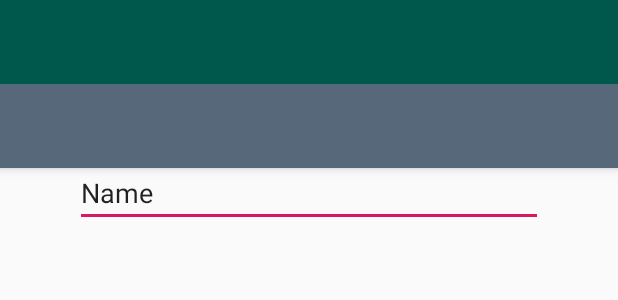
After one commit to tdp2-fiuba/tp1, an Android app: the layout activity_new_trip.xml on its own in the app's theme, with its tools: preview values and no code run, on a phone screen of 412 x 824 dp. The commit adds this screen. Shown: the top 300 px of the screen. Run offline under Robolectric (Android 15) with nearby library versions, the phone set to English and light mode, and no system bars.

```diff
--- a/eukanuber-app/app/build.gradle
+++ b/eukanuber-app/app/build.gradle
@@ -16,16 +16,22 @@ android {
             proguardFiles getDefaultProguardFile('proguard-android-optimize.txt'), 'proguard-rules.pro'
         }
     }
+    compileOptions {
+        sourceCompatibility = '1.8'
+        targetCompatibility = '1.8'
+    }
 }
 
 dependencies {
     implementation fileTree(dir: 'libs', include: ['*.jar'])
     implementation 'com.android.support:appcompat-v7:28.0.0'
     implementation 'com.google.android.gms:play-services-maps:16.1.0'
+    implementation 'com.google.android.libraries.places:places:1.0.0'
     implementation 'com.squareup.retrofit2:retrofit:2.4.0'
     implementation 'com.squareup.retrofit2:converter-gson:2.4.0'
     implementation 'com.android.support.constraint:constraint-layout:1.1.3'
     implementation 'com.android.support:design:28.0.0'
     implementation 'android.arch.lifecycle:extensions:1.1.1'
     implementation 'com.getbase:floatingactionbutton:1.10.1'
+
 }
--- a/eukanuber-app/app/src/main/java/com/fi/uba/ar/tdp2/eukanuber/service/PostService.java
+++ b/eukanuber-app/app/src/main/java/com/fi/uba/ar/tdp2/eukanuber/provider/PostProvider.java
@@ -1,4 +1,4 @@
-package com.fi.uba.ar.tdp2.eukanuber.service;
+package com.fi.uba.ar.tdp2.eukanuber.provider;
 
 import com.fi.uba.ar.tdp2.eukanuber.model.Post;
 
@@ -6,7 +6,7 @@ import java.util.List;
 import retrofit2.Call;
 import retrofit2.http.GET;
 
-public interface PostService {
+public interface PostProvider {
     String API_ROUTE = "/posts";
 
     @GET(API_ROUTE)
--- /dev/null
+++ b/eukanuber-app/app/src/main/res/layout/activity_new_trip.xml
@@ -0,0 +1,46 @@
+<?xml version="1.0" encoding="utf-8"?>
+<android.support.v4.widget.DrawerLayout xmlns:android="http://schemas.android.com/apk/res/android"
+    xmlns:app="http://schemas.android.com/apk/res-auto"
+    xmlns:tools="http://schemas.android.com/tools"
+    android:id="@+id/drawer_layout"
+    android:layout_width="match_parent"
+    android:layout_height="match_parent"
+    android:fitsSystemWindows="true"
+    tools:openDrawer="start">
+
+
+    <android.support.design.widget.CoordinatorLayout xmlns:android="http://schemas.android.com/apk/res/android"
+        xmlns:app="http://schemas.android.com/apk/res-auto"
+        xmlns:tools="http://schemas.android.com/tools"
+        android:layout_width="match_parent"
+        android:layout_height="match_parent"
+        tools:context=".activity.NewTripActivity">
+
+        <android.support.design.widget.AppBarLayout
+            android:layout_width="match_parent"
+            android:layout_height="wrap_content"
+            android:theme="@style/AppTheme.AppBarOverlay">
+
+            <android.support.v7.widget.Toolbar
+                android:id="@+id/toolbar"
+                android:layout_width="match_parent"
+                android:layout_height="?attr/actionBarSize"
+                android:background="?attr/colorPrimary"
+                app:popupTheme="@style/AppTheme.PopupOverlay" />
+
+        </android.support.design.widget.AppBarLayout>
+
+        <include layout="@layout/content_new_trip" />
+
+    </android.support.design.widget.CoordinatorLayout>
+
+    <android.support.design.widget.NavigationView
+        android:id="@+id/nav_view"
+        android:layout_width="wrap_content"
+        android:layout_height="match_parent"
+        android:layout_gravity="start"
+        android:fitsSystemWindows="true"
+        app:headerLayout="@layout/nav_header_main"
+        app:menu="@menu/activity_main_drawer" />
+
+</android.support.v4.widget.DrawerLayout>
--- a/eukanuber-app/app/src/main/res/layout/content_home.xml
+++ b/eukanuber-app/app/src/main/res/layout/content_home.xml
@@ -5,8 +5,7 @@
     android:layout_width="match_parent"
     android:layout_height="match_parent"
     app:layout_behavior="@string/appbar_scrolling_view_behavior"
-    tools:context=".activity.HomeActivity"
-    tools:showIn="@layout/app_bar_main">
+    tools:context=".activity.HomeActivity">
 
     <fragment xmlns:android="http://schemas.android.com/apk/res/android"
         xmlns:map="http://schemas.android.com/apk/res-auto"
--- /dev/null
+++ b/eukanuber-app/app/src/main/res/layout/content_new_trip.xml
@@ -0,0 +1,30 @@
+<?xml version="1.0" encoding="utf-8"?>
+<android.support.design.widget.CoordinatorLayout xmlns:android="http://schemas.android.com/apk/res/android"
+    xmlns:app="http://schemas.android.com/apk/res-auto"
+    xmlns:tools="http://schemas.android.com/tools"
+    android:layout_width="match_parent"
+    android:layout_height="match_parent"
+    tools:context=".activity.NewTripActivity">
+
+    <RelativeLayout
+        android:layout_width="match_parent"
+        android:layout_height="match_parent"
+        android:padding="50dp">
+
+        <LinearLayout
+            android:layout_width="match_parent"
+            android:layout_height="match_parent"
+            android:gravity="top"
+            android:orientation="vertical">
+
+
+            <EditText
+                android:id="@+id/inputFrom"
+                android:layout_width="match_parent"
+                android:layout_height="wrap_content"
+                android:ems="10"
+                android:inputType="textPersonName"
+                android:text="Name" />
+        </LinearLayout>
+    </RelativeLayout>
+</android.support.design.widget.CoordinatorLayout>
--- a/eukanuber-app/app/src/main/res/values/strings.xml
+++ b/eukanuber-app/app/src/main/res/values/strings.xml
@@ -1,10 +1,7 @@
 <resources>
     <string name="app_name">Eukanuber</string>
-    <string name="title_activity_maps">Map</string>
-    <string name="title_activity_login">LoginActivity</string>
     <string name="login_button_client">Ingresar como cliente</string>
     <string name="login_button_driver">Ingresar como conductor</string>
-    <string name="title_activity_main">MainActivity</string>
     <string name="navigation_drawer_open">Open navigation drawer</string>
     <string name="navigation_drawer_close">Close navigation drawer</string>
     <string name="nav_header_title">Eukanuber User</string>
```
Also changed, not shown: eukanuber-app/app/src/main/AndroidManifest.xml (+11 -9 lines), eukanuber-app/app/src/main/java/com/fi/uba/ar/tdp2/eukanuber/activity/HomeActivity.java (+12 -8 lines), eukanuber-app/app/src/main/java/com/fi/uba/ar/tdp2/eukanuber/activity/NewTripActivity.java (added, +65 -0 lines).
